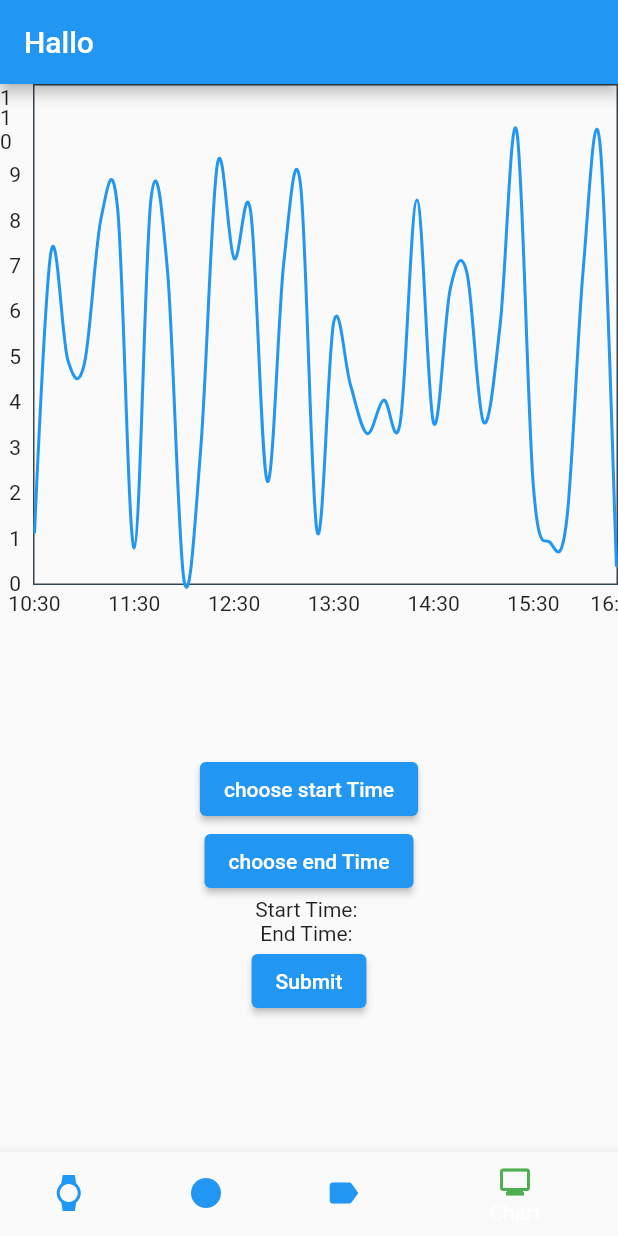
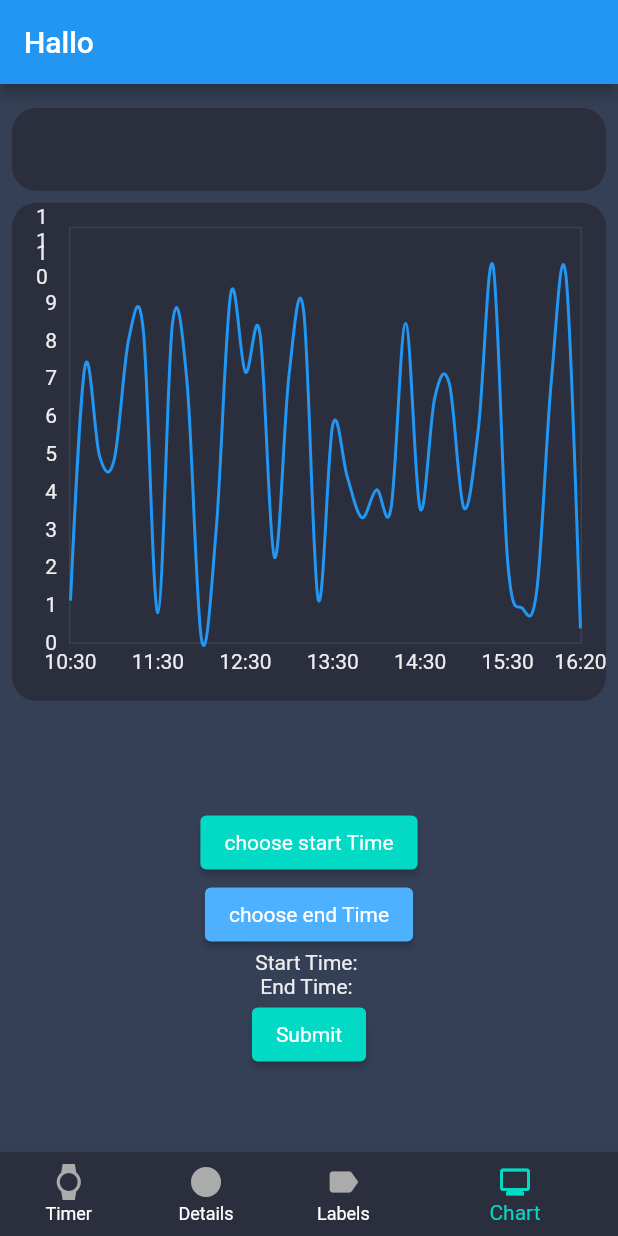
Before and after one commit to Layblar/layblar_app, a Flutter app: the screen it shows after launch, item 4 of the bottom bar chosen, on a phone screen of 412 x 824 dp. Run offline on Flutter 3.47's test engine with Material 2 defaults, Android fonts, the phone set to English and light mode, and no system bars; drawn by our look-alikes of fl_chart.

Commit message:
added some styles

```diff
--- /dev/null
+++ b/lib/Themes/Styles.dart
@@ -0,0 +1,27 @@
+import 'package:flutter/material.dart';
+import 'package:layblar_app/Themes/ThemeColors.dart';
+class Styles{
+
+  static final primaryButtonStyle = ElevatedButton.styleFrom(
+    primary: ThemeColors.primary,
+    shape: RoundedRectangleBorder(borderRadius: BorderRadius.circular(4)),
+    textStyle: TextStyle(color: ThemeColors.textColor)
+  );
+
+  static final secondaryButtonStyle = ElevatedButton.styleFrom(
+    primary: ThemeColors.secondary,
+    shape: RoundedRectangleBorder(borderRadius: BorderRadius.circular(4)),
+    textStyle: TextStyle(color: ThemeColors.textColor)
+  );
+
+  static final errorButtonStyle = ElevatedButton.styleFrom(
+    primary: ThemeColors.error,
+    shape: RoundedRectangleBorder(borderRadius: BorderRadius.circular(4)),
+    textStyle: TextStyle(color: ThemeColors.textColor)
+  );
+
+  static final containerDecoration = BoxDecoration(
+    color: ThemeColors.secondaryBackground,
+    borderRadius: BorderRadius.circular(16)
+  );
+}
--- a/lib/Themes/ThemeColors.dart
+++ b/lib/Themes/ThemeColors.dart
@@ -3,8 +3,15 @@ import 'package:flutter/material.dart';
 
 class ThemeColors{
 
-  static Color primary = Colors.green;
-  static Color secondary = Colors.blue;
-  static Color backgroudColor = const Color(0xffababab);
+  static Color secondaryBackground = const Color(0xff2B2E3D);
+  static Color  primaryBackground= const Color(0xff354056);
+  static Color primary = const Color(0xff03dac5);
+  static Color secondary = const Color(0xff4db1ff);
+  static Color primaryDisabled = const Color(0xffababab);
+  static Color error = const Color(0xfffa7970);
+  static Color textColor = const Color(0xffECEDEF);
+
+
+
 
 }
--- a/lib/main.dart
+++ b/lib/main.dart
@@ -1,4 +1,5 @@
 import 'package:flutter/material.dart';
+import 'package:layblar_app/Themes/ThemeColors.dart';
 import 'package:layblar_app/screens/ChartScreen.dart';
 import 'package:layblar_app/screens/MainScreen.dart';
 import 'package:layblar_app/screens/TimerScreen.dart';
@@ -13,19 +14,20 @@ class MyApp extends StatelessWidget {
   // This widget is the root of your application.
   @override
   Widget build(BuildContext context) {
+
+
+    //TODO define tetstyle
     return MaterialApp(
       title: 'Flutter Demo',
-      theme: ThemeData(
-        // This is the theme of your application.
-        //
-        // Try running your application with "flutter run". You'll see the
-        // application has a blue toolbar. Then, without quitting the app, try
-        // changing the primarySwatch below to Colors.green and then invoke
-        // "hot reload" (press "r" in the console where you ran "flutter run",
-        // or simply save your changes to "hot reload" in a Flutter IDE).
-        // Notice that the counter didn't reset back to zero; the application
-        // is not restarted.
-        primarySwatch: Colors.blue,
+     theme: ThemeData(
+      primaryColor: ThemeColors.primary,
+        textTheme: TextTheme(
+          bodyText1: TextStyle(),
+          bodyText2: TextStyle(),
+        ).apply(
+          bodyColor: ThemeColors.textColor,
+    ),
+
       ),
       home: const MainScreen(),
     );
--- a/lib/screens/ChartScreen.dart
+++ b/lib/screens/ChartScreen.dart
@@ -3,6 +3,8 @@ import 'dart:math';
 import 'package:fl_chart/fl_chart.dart';
 import 'package:flutter/material.dart';
 import 'package:layblar_app/DTO/DataPointMockDTO.dart';
+import 'package:layblar_app/Themes/Styles.dart';
+import 'package:layblar_app/Themes/ThemeColors.dart';
 
 class ChartScreen extends StatefulWidget {
   const ChartScreen({ Key? key }) : super(key: key);
@@ -21,7 +23,13 @@ class _ChartScreenState extends State<ChartScreen> {
   bool isStartTimeEnabled = false;
   bool isEndTimeEnabled = false;
 
+  int? selectedStartIndex;
+  int? selectedEndIndex;
+  List<ShowingTooltipIndicators> selectedSpots =[];
+  List<LineBarSpot> showingSpots = [];
 
+//TODO:VALIDATION
+//bugfix: wen man auf endtime drückt und dann auf start setzt es beide
   void enableStartTime(){
     isStartTimeEnabled = true;
   }
@@ -33,8 +41,13 @@ class _ChartScreenState extends State<ChartScreen> {
 
   void onSubmit (){
     isEndTimeEnabled = false;
+    setState(() {
       startTime = "";
       endTime = "";
+      selectedStartIndex = null;
+      selectedEndIndex = null;
+    });
+
   }
 
   @override
@@ -43,30 +56,60 @@ class _ChartScreenState extends State<ChartScreen> {
       children: [
         Expanded(
           flex: 1,
+          child: Container(
+            margin: const EdgeInsets.only(left: 8, right: 8, top: 16, bottom: 0),
+            decoration: Styles.containerDecoration
+          )
+        ),
+        Expanded(
+          flex: 5,
+          child: Container(
+            margin: const EdgeInsets.only(left: 8, top:8, right: 8, bottom:16),
+            decoration:Styles.containerDecoration,
+            child: Padding(
+              padding: const EdgeInsets.all(16.0),
               child: LineChart(
                 LineChartData(
 
                   lineTouchData: LineTouchData(
                      touchCallback: (FlTouchEvent event, LineTouchResponse? lineTouch) {
+
+                       if (lineTouch == null || lineTouch.lineBarSpots == null) {
+                        return;
+                      }
                       String timeText;
-                  final value = lineTouch?.lineBarSpots![0].x;
-                  if(value != null){
+                      final value = lineTouch.lineBarSpots![0].x;
                       DateTime time = _dataPoints[value.toInt()].time;
                       timeText =  '${time.hour}:${time.minute}';
-                    debugPrint("[----time-----]" + time.toString());
                       if(isStartTimeEnabled){
                         setState(() {
                           startTime = timeText;
+                          selectedStartIndex = lineTouch.lineBarSpots![0].spotIndex;
+
+                          //showingSpots.add(LineBarSpot(_dataPoints[value.toInt()]));
+                          //selectedSpots.add(selectedStartIndex);
                         });
                       }
                       if(isEndTimeEnabled){
                         setState(() {
                           endTime = timeText;
-
+                          selectedEndIndex = lineTouch.lineBarSpots![0].spotIndex;
                         });
                       }
+                  },
+                  touchTooltipData: LineTouchTooltipData(
+                      tooltipBgColor: ThemeColors.primary,
+                      getTooltipItems: (List<LineBarSpot> touchedSpots) {
+                        final List<LineTooltipItem> tooltips = [];
+                        for (final LineBarSpot touchedSpot in touchedSpots) {
+                          final DateTime time = _dataPoints[touchedSpot.x.toInt()].time;
+                          final String timeText = '${time.hour}:${time.minute}';
+                          tooltips.add(LineTooltipItem(timeText, TextStyle(color: Colors.white)));
                         }
-              }),
+                        return tooltips;
+                      },
+                    ),
+                    ),
                   gridData: getGridData(),
                   titlesData: getTilesData(),
                   borderData: getBorderData(),
@@ -77,20 +120,24 @@ class _ChartScreenState extends State<ChartScreen> {
                   lineBarsData: [
                     getChartData()
                   ],
+                  showingTooltipIndicators: selectedSpots,
+
+                ),
+              ),
             ),
           )
         ),
         Expanded(
-          flex:1,
+          flex:4,
           child: Column(
             mainAxisAlignment: MainAxisAlignment.center,
             crossAxisAlignment: CrossAxisAlignment.center,
             children: [
-              ElevatedButton(onPressed: ()=> enableStartTime(), child: Text("choose start Time")),
-              ElevatedButton(onPressed: ()=> enableEndTime(), child: Text("choose end Time")),
+              ElevatedButton(onPressed: ()=> enableStartTime(), child: const Text("choose start Time"), style: Styles.primaryButtonStyle,),
+              ElevatedButton(onPressed: ()=> enableEndTime(), child: const Text("choose end Time"), style: Styles.secondaryButtonStyle,),
               Text("Start Time: " + startTime),
               Text("End Time: " + endTime),
-              ElevatedButton(onPressed: ()=> onSubmit(), child: Text("Submit"))
+              ElevatedButton(onPressed: ()=> onSubmit(), child: const Text("Submit"), style: Styles.primaryButtonStyle,)
             ],
           ),
         )
--- a/lib/screens/MainScreen.dart
+++ b/lib/screens/MainScreen.dart
@@ -35,11 +35,14 @@ class _MainScreenState extends State<MainScreen> {
   @override
   Widget build(BuildContext context) {
     return Scaffold(
-
+      backgroundColor: ThemeColors.primaryBackground,
       appBar: AppBar(title: Text("Hallo")),
       body: _currentWidget,
       bottomNavigationBar:
       BottomNavigationBar(
+        selectedItemColor: ThemeColors.primary,
+        showUnselectedLabels: true,
+        unselectedLabelStyle: TextStyle(color: ThemeColors.textColor),
         currentIndex: _currentIndex,
         onTap: (index) {
           setState(() => _currentIndex = index);
@@ -47,20 +50,28 @@ class _MainScreenState extends State<MainScreen> {
         },
       items:  [
         BottomNavigationBarItem(
-        icon: Icon(Icons.watch, color: _currentIndex == 0?ThemeColors.primary:ThemeColors.secondary),
-        label: "Timer"
+        icon: Icon(Icons.watch, color: _currentIndex == 0?ThemeColors.primary:ThemeColors.primaryDisabled),
+        label: "Timer",
+        backgroundColor: ThemeColors.secondaryBackground
+
       ),
          BottomNavigationBarItem(
-        icon: Icon(Icons.lens, color: _currentIndex == 1?ThemeColors.primary:ThemeColors.secondary),
+        icon: Icon(Icons.lens, color: _currentIndex == 1?ThemeColors.primary:ThemeColors.primaryDisabled),
         label: "Details",
+        backgroundColor: ThemeColors.secondaryBackground
+
       ),
        BottomNavigationBarItem(
-        icon: Icon(Icons.label, color: _currentIndex == 2?ThemeColors.primary:ThemeColors.secondary),
+        icon: Icon(Icons.label, color: _currentIndex == 2?ThemeColors.primary:ThemeColors.primaryDisabled),
         label: "Labels",
+        backgroundColor: ThemeColors.secondaryBackground
+
       ),
        BottomNavigationBarItem(
-        icon: Icon(Icons.monitor, color: _currentIndex == 3?ThemeColors.primary:ThemeColors.secondary),
+        icon: Icon(Icons.monitor, color: _currentIndex == 3?ThemeColors.primary:ThemeColors.primaryDisabled),
         label: "Chart",
+        backgroundColor: ThemeColors.secondaryBackground
+
       ),
       ]
     ),
```
Also changed, not shown: 2 other files. Lines whose indentation alone changed are shown as unchanged.
